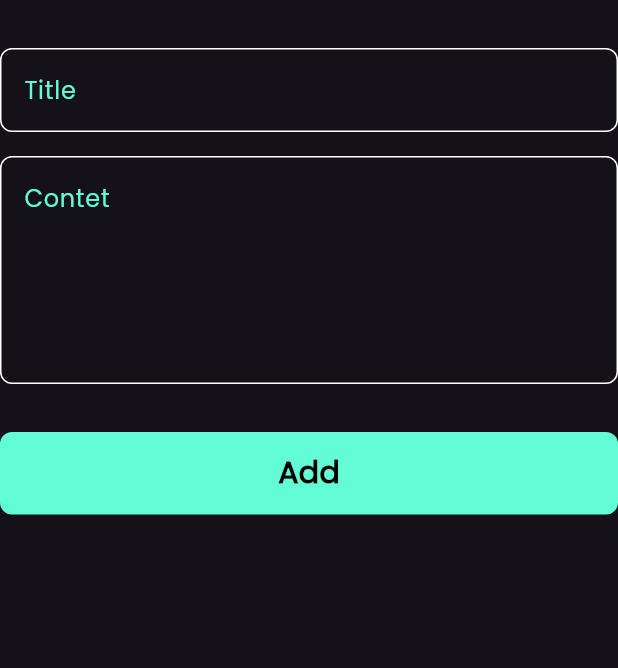
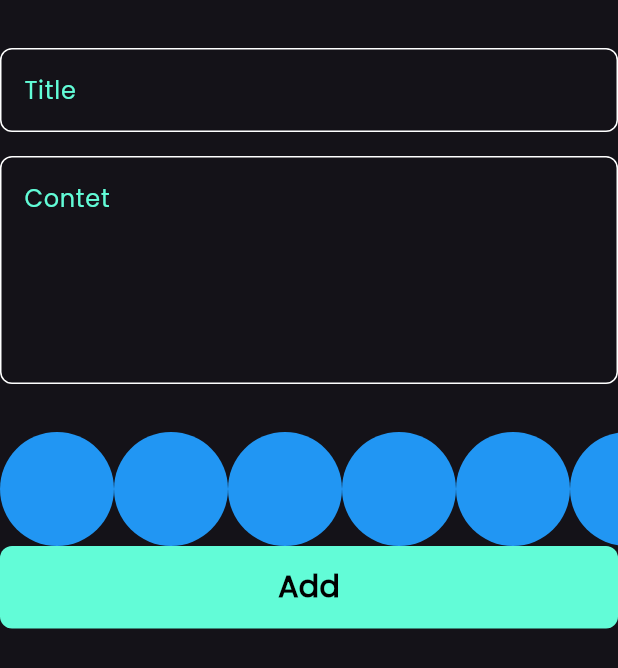
Before and after one commit to NADY10N/notes_app, a Flutter app: the AddNoteForm widget shown alone on an empty page, opened directly, on a phone screen of 412 x 824 dp. Shown: the top 668 px of the screen. Run offline on Flutter 3.47's test engine with Material 3 defaults, Android fonts, the phone set to English and light mode, and no system bars; our stand-ins replace bloc, flutter_bloc, hive, hive_flutter; accounts and stored records are empty.

Commit message:
create colors list view part 1

```diff
--- a/lib/views/widgets/add_note_form.dart
+++ b/lib/views/widgets/add_note_form.dart
@@ -3,6 +3,7 @@ import 'package:flutter_bloc/flutter_bloc.dart';
 import 'package:intl/intl.dart';
 import 'package:notes/cubits/add_note_cubit/add_note_cubit.dart';
 import 'package:notes/models/note_model.dart';
+import 'package:notes/views/widgets/colors_list_view.dart';
 import 'package:notes/views/widgets/custom_buttom.dart';
 import 'package:notes/views/widgets/custom_text_field.dart';
 
@@ -50,6 +51,7 @@ class _AddNoteFormState extends State<AddNoteForm> {
           const SizedBox(
             height: 32,
           ),
+          const ColorsListView(),
           BlocBuilder<AddNoteCubit, AddNoteState>(
             builder: (context, state) {
               return CustomButton(
--- /dev/null
+++ b/lib/views/widgets/colors_list_view.dart
@@ -0,0 +1,31 @@
+import 'package:flutter/material.dart';
+
+class ColorItem extends StatelessWidget {
+  const ColorItem({super.key});
+
+  @override
+  Widget build(BuildContext context) {
+    return const CircleAvatar(
+      backgroundColor: Colors.blue,
+      radius: 38,
+    );
+  }
+}
+
+class ColorsListView extends StatelessWidget {
+  const ColorsListView({super.key});
+
+  @override
+  Widget build(BuildContext context) {
+    return SizedBox(
+      height: 38 * 2,
+      child: ListView.builder(
+        itemCount: 10,
+        scrollDirection: Axis.horizontal,
+        itemBuilder: (context, index) {
+          return const ColorItem();
+        },
+      ),
+    );
+  }
+}
```
